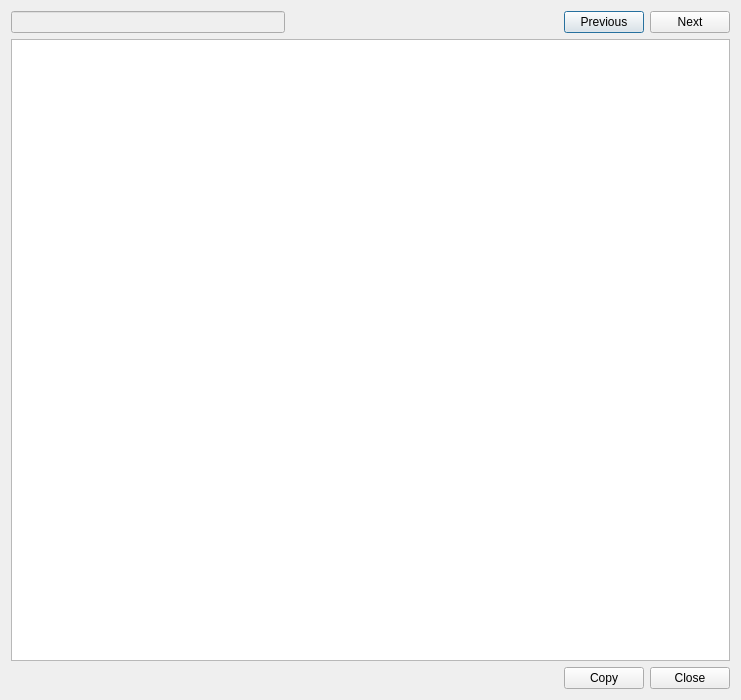
Before: the Qt Designer form src/gui/packetview.ui in nevtum/XSeriesTestTool, drawn with Qt 5.
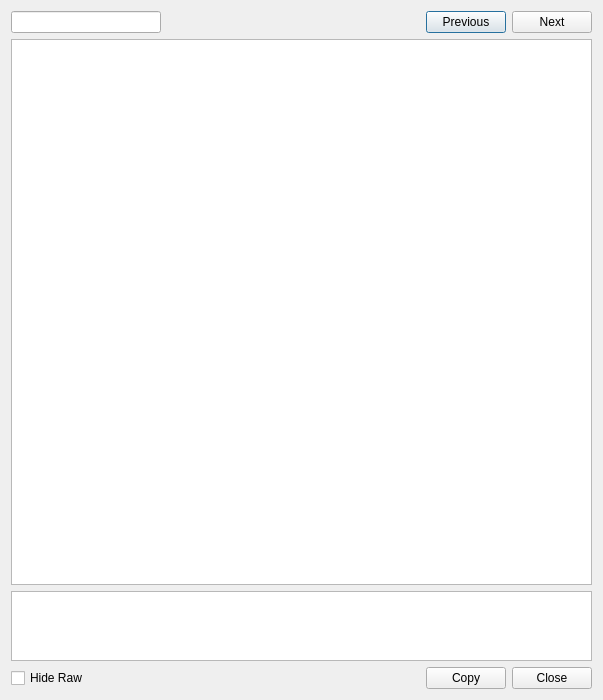
After: the same form once the commit is applied.

Commit message: finishing touches to filtering class

Diff of the .ui file:
```diff
--- a/src/gui/packetview.ui
+++ b/src/gui/packetview.ui
@@ -12,7 +12,7 @@
    <rect>
     <x>0</x>
     <y>0</y>
-    <width>741</width>
+    <width>603</width>
     <height>700</height>
    </rect>
   </property>
@@ -28,7 +28,7 @@
      <item>
       <widget class="QLineEdit" name="lineEdit">
        <property name="enabled">
-        <bool>false</bool>
+        <bool>true</bool>
        </property>
        <property name="sizePolicy">
         <sizepolicy hsizetype="Expanding" vsizetype="Fixed">
@@ -36,6 +36,12 @@
          <verstretch>0</verstretch>
         </sizepolicy>
        </property>
+       <property name="maximumSize">
+        <size>
+         <width>150</width>
+         <height>16777215</height>
+        </size>
+       </property>
        <property name="focusPolicy">
         <enum>Qt::StrongFocus</enum>
        </property>
@@ -78,16 +84,51 @@
      <property name="enabled">
       <bool>true</bool>
      </property>
+     <property name="sizePolicy">
+      <sizepolicy hsizetype="Expanding" vsizetype="Expanding">
+       <horstretch>0</horstretch>
+       <verstretch>0</verstretch>
+      </sizepolicy>
+     </property>
      <property name="acceptDrops">
       <bool>false</bool>
      </property>
      <property name="frameShape">
       <enum>QFrame::StyledPanel</enum>
      </property>
+     <property name="readOnly">
+      <bool>true</bool>
+     </property>
+    </widget>
+   </item>
+   <item>
+    <widget class="QTextEdit" name="uiRawData">
+     <property name="sizePolicy">
+      <sizepolicy hsizetype="Expanding" vsizetype="Expanding">
+       <horstretch>0</horstretch>
+       <verstretch>0</verstretch>
+      </sizepolicy>
+     </property>
+     <property name="maximumSize">
+      <size>
+       <width>16777215</width>
+       <height>70</height>
+      </size>
+     </property>
+     <property name="readOnly">
+      <bool>true</bool>
+     </property>
     </widget>
    </item>
    <item>
     <layout class="QHBoxLayout" name="horizontalLayout_2">
+     <item>
+      <widget class="QCheckBox" name="checkBox">
+       <property name="text">
+        <string>Hide Raw</string>
+       </property>
+      </widget>
+     </item>
      <item>
       <spacer name="horizontalSpacer">
        <property name="orientation">
```
Left out of the diff: 30 changed lines with no effect on the pictures. The commit also changes 5 other files.
